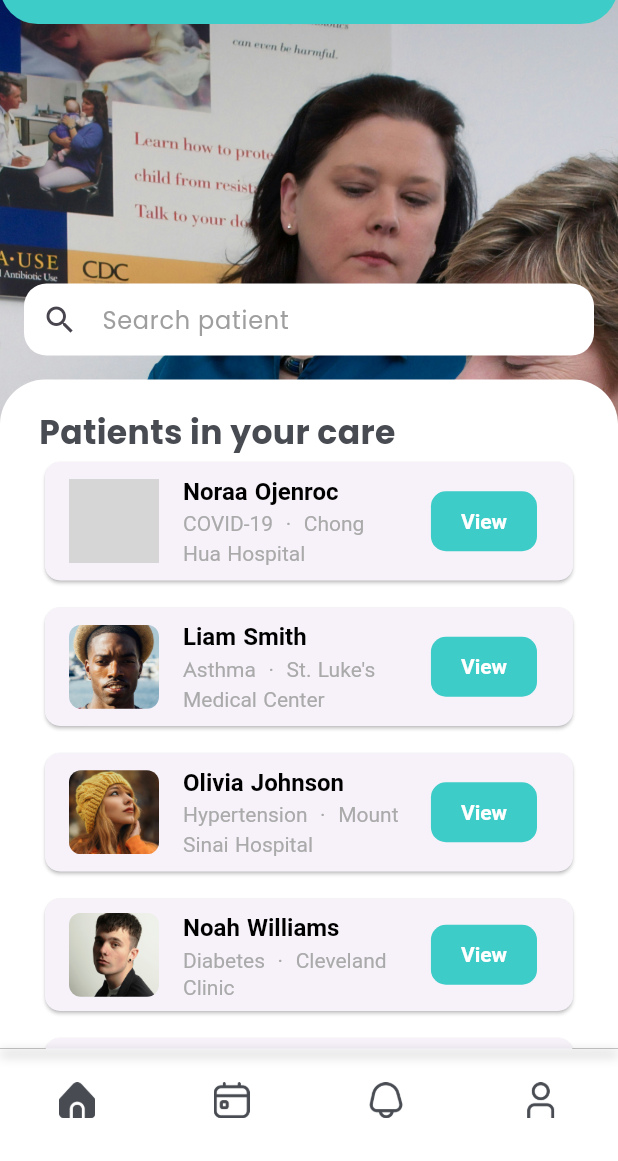
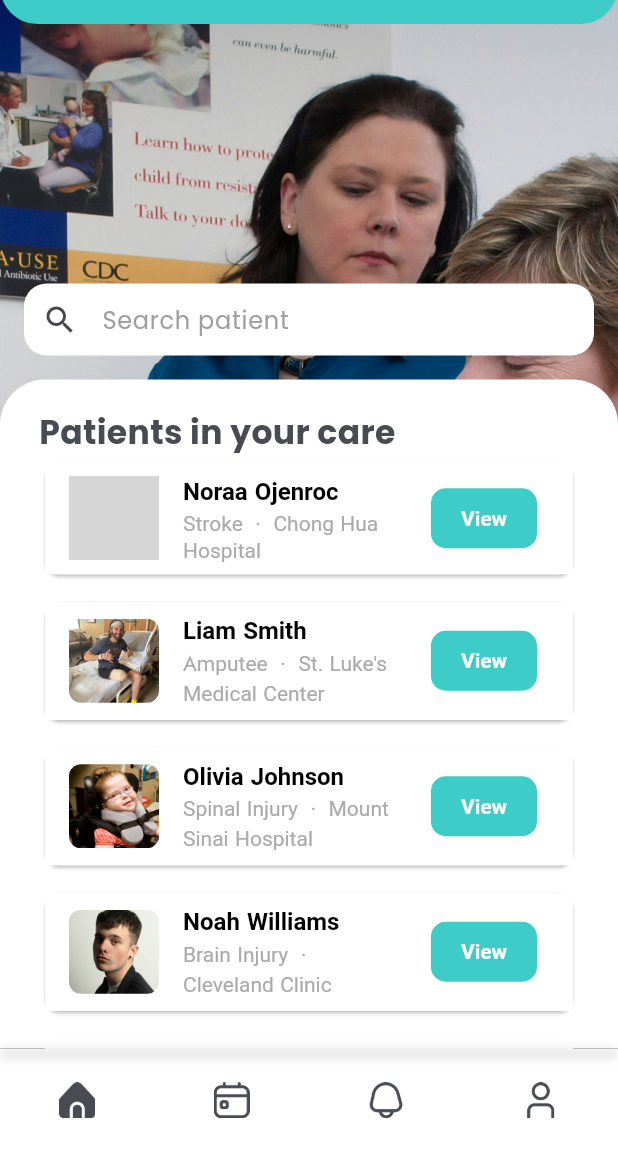
Before and after one commit to MexlTuba/stepping_stones, a Flutter app: the screen it shows after launch, on a phone screen of 412 x 824 dp, the part 75-1236 px from its top. Run offline on Flutter 3.47's test engine with Material 3 defaults, Android fonts, the phone set to English and light mode, and no system bars; our stand-ins replace get, google_fonts, syncfusion_flutter_calendar; grey boxes are pictures that could not be loaded.

Commit message:
pre presentation commit

```diff
--- a/lib/models/patients.dart
+++ b/lib/models/patients.dart
@@ -21,15 +21,15 @@ var patientList = [
       patientImage: 'assets/images/patient1.jpg',
       fname: 'Noraa',
       lname: 'Ojenroc',
-      disease: 'COVID-19',
+      disease: 'Stroke',
       hospital: 'Chong Hua Hospital',
       notes:
-          'This patient is exhibiting extreme symptoms of coronavirus, recovery is not looking well.'),
+          'Patient Complaint: Sharp pain in right lower abdomen for the past 3 days, worsening with coughing and movement. \n\n · Problem List: Acute lower abdominal pain '),
   Patient(
       patientImage: 'assets/images/patient2.jpg',
       fname: 'Liam',
       lname: 'Smith',
-      disease: 'Asthma',
+      disease: 'Amputee',
       hospital: 'St. Luke\'s Medical Center',
       notes:
           'Patient requires regular nebulization and monitoring of respiratory function.'),
@@ -37,7 +37,7 @@ var patientList = [
       patientImage: 'assets/images/patient3.jpg',
       fname: 'Olivia',
       lname: 'Johnson',
-      disease: 'Hypertension',
+      disease: 'Spinal Injury',
       hospital: 'Mount Sinai Hospital',
       notes:
           'Blood pressure management is critical, diet and medication adherence must be monitored.'),
@@ -45,7 +45,7 @@ var patientList = [
       patientImage: 'assets/images/patient4.jpg',
       fname: 'Noah',
       lname: 'Williams',
-      disease: 'Diabetes',
+      disease: 'Brain Injury',
       hospital: 'Cleveland Clinic',
       notes:
           'Patient needs insulin therapy adjustment and frequent blood sugar checks.'),
@@ -61,7 +61,7 @@ var patientList = [
       patientImage: 'assets/images/patient6.jpg',
       fname: 'Ava',
       lname: 'Jones',
-      disease: 'Anemia',
+      disease: 'Arthritis',
       hospital: 'Johns Hopkins Hospital',
       notes:
           'Patient is on iron supplements, progress towards normal levels needs to be tracked.'),
--- a/lib/screens/home_screen.dart
+++ b/lib/screens/home_screen.dart
@@ -184,6 +184,7 @@ class _HomeScreenState extends State<HomeScreen> {
                                     borderRadius: BorderRadius.circular(10),
                                   ),
                                   child: ListTile(
+                                    tileColor: Colors.white,
                                     leading: ClipRRect(
                                       borderRadius: BorderRadius.circular(8.0),
                                       child: Image.asset(
--- a/lib/screens/patient_details.dart
+++ b/lib/screens/patient_details.dart
@@ -62,14 +62,14 @@ class PatientDetailScreen extends StatelessWidget {
                 Padding(
                   padding: EdgeInsets.all(16),
                   child: Text(
-                    'Care giver notes:',
+                    'Patient Chart:',
                     style: TextStyle(fontWeight: FontWeight.bold),
                   ),
                 ),
                 Padding(
                   padding: EdgeInsets.fromLTRB(16, 0, 16, 16),
                   child: Text(
-                    patient.notes,
+                    ' · ' + patient.notes,
                   ),
                 ),
                 Divider(),
@@ -82,7 +82,7 @@ class PatientDetailScreen extends StatelessWidget {
                   },
                   child: ListTile(
                     leading: Icon(Icons.list),
-                    title: Text('To-do list'),
+                    title: Text('View Chart Details'),
                   ),
                 ),
                 ListTile(
--- a/lib/screens/todo_list.dart
+++ b/lib/screens/todo_list.dart
@@ -28,7 +28,7 @@ class ToDoListScreen extends StatelessWidget {
   Widget build(BuildContext context) {
     return Scaffold(
       appBar: AppBar(
-        title: Text('Caregiver To-Do List'),
+        title: Text('Patient Chart Details'),
         backgroundColor: Color(0xFF3DCCC7), // Custom teal color
       ),
       body: ListView.builder(
@@ -41,6 +41,7 @@ class ToDoListScreen extends StatelessWidget {
               borderRadius: BorderRadius.circular(10),
             ),
             child: ListTile(
+              tileColor: Colors.white,
               leading: Checkbox(
                 value: task['completed'],
                 onChanged: null, // This makes the checkbox display-only
```
Also changed, not shown: assets/images/patient2.jpg, assets/images/patient3.jpg.
